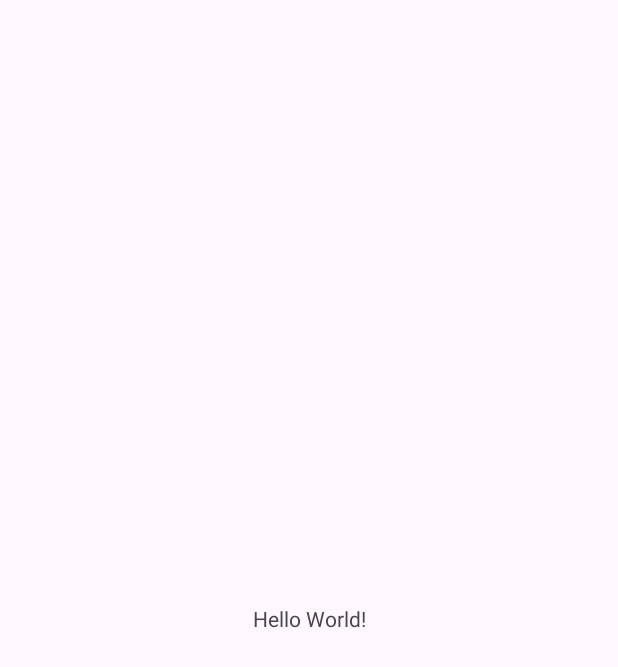
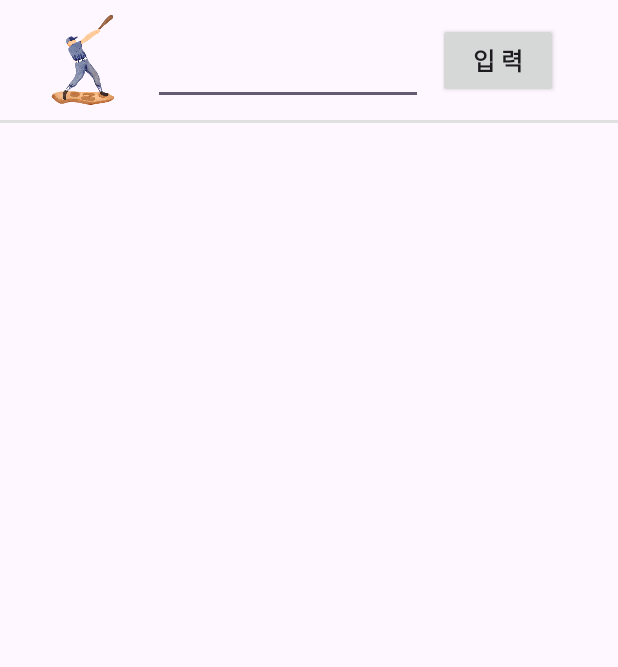
Before and after one commit to ichanguk/cookiesBall, an Android app: the MainActivity screen opened directly, with no data from a screen before it, on a phone screen of 412 x 824 dp. Before the commit the part shown is almost empty. Shown: the top 667 px of the screen. Run offline under Robolectric (Android 15) with nearby library versions, the phone set to English and light mode, and no system bars.

Commit message:
feat: Update activity_main

```diff
--- a/app/build.gradle.kts
+++ b/app/build.gradle.kts
@@ -33,6 +33,9 @@ android {
     kotlinOptions {
         jvmTarget = "1.8"
     }
+    buildFeatures {
+        viewBinding = true
+    }
 }
 
 dependencies {
--- a/app/src/main/java/com/example/cookiesball/StartActivity.kt
+++ b/app/src/main/java/com/example/cookiesball/StartActivity.kt
@@ -1,12 +1,16 @@
 package com.example.cookiesball
 
+import android.content.Intent
 import android.os.Bundle
 import androidx.activity.enableEdgeToEdge
 import androidx.appcompat.app.AppCompatActivity
 import androidx.core.view.ViewCompat
 import androidx.core.view.WindowInsetsCompat
+import com.example.cookiesball.databinding.ActivityStartBinding
 
 class StartActivity : AppCompatActivity() {
+    private lateinit var binding: ActivityStartBinding
+
     override fun onCreate(savedInstanceState: Bundle?) {
         super.onCreate(savedInstanceState)
         enableEdgeToEdge()
@@ -16,5 +20,12 @@ class StartActivity : AppCompatActivity() {
             v.setPadding(systemBars.left, systemBars.top, systemBars.right, systemBars.bottom)
             insets
         }
+        binding = ActivityStartBinding.inflate(layoutInflater)
+        setContentView(binding.root)
+
+        binding.startBtn.setOnClickListener {
+            val intent = Intent(this, MainActivity::class.java)
+            startActivity(intent)
+        }
     }
 }
--- a/app/src/main/res/layout/activity_main.xml
+++ b/app/src/main/res/layout/activity_main.xml
@@ -1,19 +1,69 @@
 <?xml version="1.0" encoding="utf-8"?>
-<androidx.constraintlayout.widget.ConstraintLayout xmlns:android="http://schemas.android.com/apk/res/android"
+<androidx.appcompat.widget.LinearLayoutCompat xmlns:android="http://schemas.android.com/apk/res/android"
     xmlns:app="http://schemas.android.com/apk/res-auto"
     xmlns:tools="http://schemas.android.com/tools"
     android:id="@+id/main"
     android:layout_width="match_parent"
     android:layout_height="match_parent"
-    tools:context=".MainActivity">
+    tools:context=".MainActivity"
+    android:orientation="vertical">
 
-    <TextView
-        android:layout_width="wrap_content"
-        android:layout_height="wrap_content"
-        android:text="Hello World!"
-        app:layout_constraintBottom_toBottomOf="parent"
-        app:layout_constraintEnd_toEndOf="parent"
-        app:layout_constraintStart_toStartOf="parent"
-        app:layout_constraintTop_toTopOf="parent" />
 
-</androidx.constraintlayout.widget.ConstraintLayout>
+    <androidx.constraintlayout.widget.ConstraintLayout
+        android:id="@+id/inputLayout"
+        android:layout_width="match_parent"
+        android:layout_height="80dp"
+        app:layout_constraintTop_toTopOf="parent"
+        app:layout_constraintLeft_toLeftOf="parent">
+
+        <ImageView
+            android:layout_width="70dp"
+            android:layout_height="60dp"
+            app:layout_constraintTop_toTopOf="parent"
+            app:layout_constraintBottom_toBottomOf="parent"
+            android:src="@drawable/player"
+            app:layout_constraintLeft_toLeftOf="parent"
+            android:layout_marginStart="20dp"
+            />
+
+        <EditText
+            android:id="@+id/inputText"
+            android:layout_width="180dp"
+            android:layout_height="50dp"
+            app:layout_constraintTop_toTopOf="parent"
+            android:layout_marginTop="10dp"
+            app:layout_constraintBottom_toBottomOf="parent"
+            app:layout_constraintRight_toLeftOf="@id/inputBtn"
+            android:layout_marginEnd="10dp"
+            />
+
+        <androidx.appcompat.widget.AppCompatButton
+            android:id="@+id/inputBtn"
+            android:layout_width="80dp"
+            android:layout_height="50dp"
+            app:layout_constraintTop_toTopOf="parent"
+            app:layout_constraintBottom_toBottomOf="parent"
+            app:layout_constraintRight_toRightOf="parent"
+            android:layout_marginEnd="40dp"
+            android:text="@string/input"
+            android:textSize="16sp"
+            android:textStyle="bold"
+            />
+    </androidx.constraintlayout.widget.ConstraintLayout>
+
+    <View
+        android:id="@+id/input_division"
+        android:layout_width="match_parent"
+        android:layout_height="2dp"
+        app:layout_constraintTop_toBottomOf="@id/inputLayout"
+        app:layout_constraintLeft_toLeftOf="parent"
+        app:layout_constraintRight_toRightOf="parent"
+        android:background="@color/colorDivision"/>
+
+    <androidx.recyclerview.widget.RecyclerView
+        android:id="@+id/result_recyclerview"
+        app:layout_constraintTop_toBottomOf="@id/input_division"
+        android:layout_width="match_parent"
+        android:layout_height="match_parent"/>
+
+</androidx.appcompat.widget.LinearLayoutCompat>
--- a/app/src/main/res/layout/activity_start.xml
+++ b/app/src/main/res/layout/activity_start.xml
@@ -15,6 +15,7 @@
 
 
     <androidx.appcompat.widget.AppCompatButton
+        android:id="@+id/startBtn"
         android:layout_width="120dp"
         android:layout_height="50dp"
         android:layout_marginEnd="40dp"
--- a/app/src/main/res/values/colors.xml
+++ b/app/src/main/res/values/colors.xml
@@ -2,4 +2,5 @@
 <resources>
     <color name="black">#FF000000</color>
     <color name="white">#FFFFFFFF</color>
+    <color name="colorDivision">#e0e0e0</color>
 </resources>
--- a/app/src/main/res/values/strings.xml
+++ b/app/src/main/res/values/strings.xml
@@ -1,5 +1,5 @@
 <resources>
     <string name="app_name">cookiesBall</string>
     <string name="game_start">START</string>
-
+    <string name="input">입  력</string>
 </resources>
```
Also changed, not shown: app/src/main/res/drawable/player.png (added).
